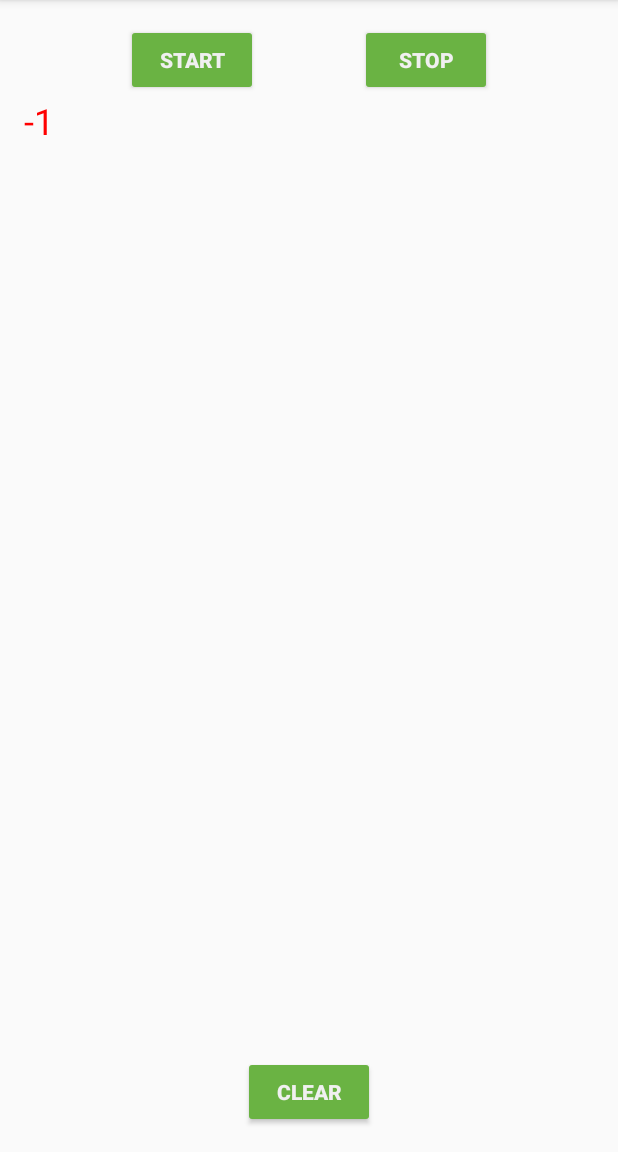
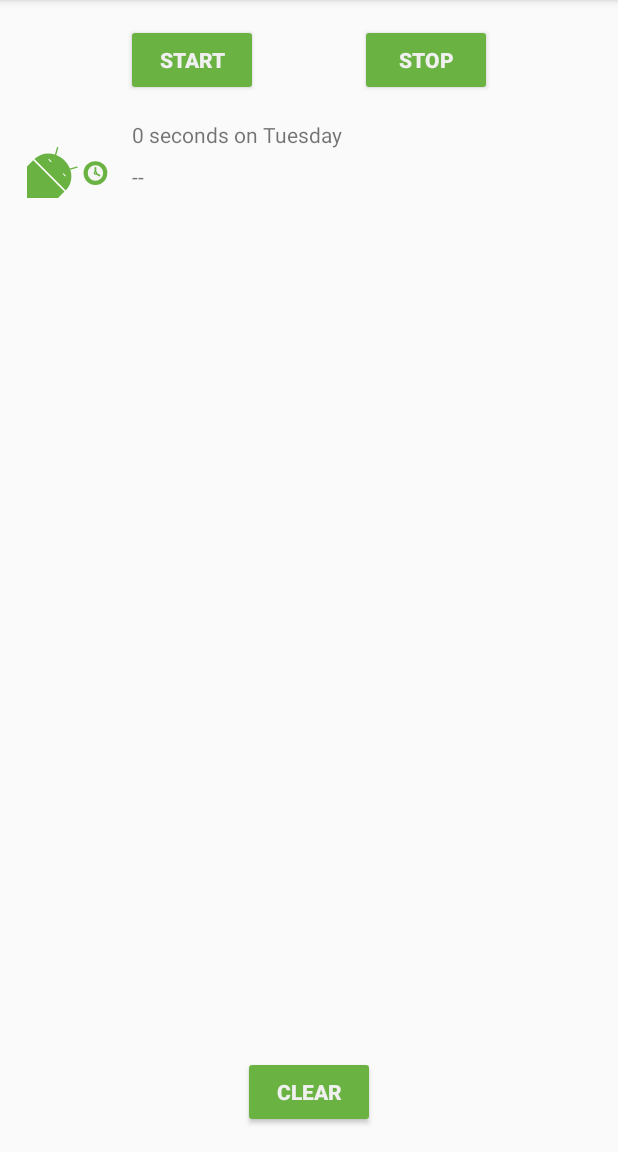
Before and after one commit to ogipogi/7.2-RecyclerViewFundamentals, an Android app: the screen it shows after launch (MainActivity), after a tap on "START", on a phone screen of 412 x 824 dp, the part 84-1236 px from its top. Run offline under Robolectric (Android 15) with nearby library versions, the phone set to English and light mode, and no system bars; our stand-ins replace Room's generated code, data binding; Roboto replaces fonts that are not available here; 3 statements that could not run were skipped.

Commit message:
5. Task: Create a ViewHolder for all the sleep data

```diff
--- a/app/src/main/java/com/example/android/trackmysleepquality/Util.kt
+++ b/app/src/main/java/com/example/android/trackmysleepquality/Util.kt
@@ -25,31 +25,31 @@ import android.widget.TextView
 import androidx.recyclerview.widget.RecyclerView
 import com.example.android.trackmysleepquality.database.SleepNight
 import java.text.SimpleDateFormat
-//import java.util.concurrent.TimeUnit
-//import java.util.*
+import java.util.concurrent.TimeUnit
+import java.util.*
 
 
-//private val ONE_MINUTE_MILLIS = TimeUnit.MILLISECONDS.convert(1, TimeUnit.MINUTES)
-//private val ONE_HOUR_MILLIS = TimeUnit.MILLISECONDS.convert(1, TimeUnit.HOURS)
+private val ONE_MINUTE_MILLIS = TimeUnit.MILLISECONDS.convert(1, TimeUnit.MINUTES)
+private val ONE_HOUR_MILLIS = TimeUnit.MILLISECONDS.convert(1, TimeUnit.HOURS)
 
-//fun convertDurationToFormatted(startTimeMilli: Long, endTimeMilli: Long, res: Resources): String {
-//    val durationMilli = endTimeMilli - startTimeMilli
-//    val weekdayString = SimpleDateFormat("EEEE", Locale.getDefault()).format(startTimeMilli)
-//    return when {
-//        durationMilli < ONE_MINUTE_MILLIS -> {
-//            val seconds = TimeUnit.SECONDS.convert(durationMilli, TimeUnit.MILLISECONDS)
-//            res.getString(R.string.seconds_length, seconds, weekdayString)
-//        }
-//        durationMilli < ONE_HOUR_MILLIS -> {
-//            val minutes = TimeUnit.MINUTES.convert(durationMilli, TimeUnit.MILLISECONDS)
-//            res.getString(R.string.minutes_length, minutes, weekdayString)
-//        }
-//        else -> {
-//            val hours = TimeUnit.HOURS.convert(durationMilli, TimeUnit.MILLISECONDS)
-//            res.getString(R.string.hours_length, hours, weekdayString)
-//        }
-//    }
-//}
+fun convertDurationToFormatted(startTimeMilli: Long, endTimeMilli: Long, res: Resources): String {
+    val durationMilli = endTimeMilli - startTimeMilli
+    val weekdayString = SimpleDateFormat("EEEE", Locale.getDefault()).format(startTimeMilli)
+    return when {
+        durationMilli < ONE_MINUTE_MILLIS -> {
+            val seconds = TimeUnit.SECONDS.convert(durationMilli, TimeUnit.MILLISECONDS)
+            res.getString(R.string.seconds_length, seconds, weekdayString)
+        }
+        durationMilli < ONE_HOUR_MILLIS -> {
+            val minutes = TimeUnit.MINUTES.convert(durationMilli, TimeUnit.MILLISECONDS)
+            res.getString(R.string.minutes_length, minutes, weekdayString)
+        }
+        else -> {
+            val hours = TimeUnit.HOURS.convert(durationMilli, TimeUnit.MILLISECONDS)
+            res.getString(R.string.hours_length, hours, weekdayString)
+        }
+    }
+}
 
 
 
--- a/app/src/main/java/com/example/android/trackmysleepquality/sleeptracker/SleepNightAdapter.kt
+++ b/app/src/main/java/com/example/android/trackmysleepquality/sleeptracker/SleepNightAdapter.kt
@@ -2,14 +2,18 @@ package com.example.android.trackmysleepquality.sleeptracker
 
 import android.graphics.Color
 import android.view.LayoutInflater
+import android.view.View
 import android.view.ViewGroup
+import android.widget.ImageView
 import android.widget.TextView
 import androidx.recyclerview.widget.RecyclerView
 import com.example.android.trackmysleepquality.R
 import com.example.android.trackmysleepquality.TextItemViewHolder
+import com.example.android.trackmysleepquality.convertDurationToFormatted
+import com.example.android.trackmysleepquality.convertNumericQualityToString
 import com.example.android.trackmysleepquality.database.SleepNight
 
-class SleepNightAdapter : RecyclerView.Adapter<TextItemViewHolder>() {
+class SleepNightAdapter: RecyclerView.Adapter<ViewHolder>() {
 
     var data = listOf<SleepNight>()
         set(value) {
@@ -17,25 +21,37 @@ class SleepNightAdapter : RecyclerView.Adapter<TextItemViewHolder>() {
             notifyDataSetChanged()
         }
 
-    override fun onCreateViewHolder(parent: ViewGroup, viewType: Int): TextItemViewHolder {
+    override fun onCreateViewHolder(parent: ViewGroup, viewType: Int): ViewHolder {
         val layoutInflater = LayoutInflater.from(parent.context)
-        val view = layoutInflater
-                .inflate(R.layout.text_item_view, parent, false) as TextView
-        return TextItemViewHolder(view)
+        val view = layoutInflater.inflate(R.layout.list_item_sleep_night, parent, false)
+        return ViewHolder(view)
     }
 
     override fun getItemCount() = data.size
 
 
-    override fun onBindViewHolder(holder: TextItemViewHolder, position: Int) {
+    override fun onBindViewHolder(holder: ViewHolder, position: Int) {
         val item = data[position]
-        if (item.sleepQuality <= 1) {
-            holder.textView.setTextColor(Color.RED) // red
-        } else {
-            // reset
-            holder.textView.setTextColor(Color.BLACK) // black
-        }
-        holder.textView.text = item.sleepQuality.toString()
+        val res = holder.itemView.context.resources
+        holder.sleepLength.text = convertDurationToFormatted(item.startTimeMilli, item.endTimeMilli, res)
+        holder.quality.text= convertNumericQualityToString(item.sleepQuality, res)
+        holder.qualityImage.setImageResource(when (item.sleepQuality) {
+            0 -> R.drawable.ic_sleep_0
+            1 -> R.drawable.ic_sleep_1
+            2 -> R.drawable.ic_sleep_2
+            3 -> R.drawable.ic_sleep_3
+            4 -> R.drawable.ic_sleep_4
+            5 -> R.drawable.ic_sleep_5
+            else -> R.drawable.ic_sleep_active
+        })
     }
 
 }
+
+class ViewHolder(itemView: View) : RecyclerView.ViewHolder(itemView){
+    val sleepLength: TextView = itemView.findViewById(R.id.sleep_length)
+    val quality: TextView = itemView.findViewById(R.id.quality_string)
+    val qualityImage: ImageView = itemView.findViewById(R.id.quality_image)
+
+
+}
--- /dev/null
+++ b/app/src/main/res/layout/list_item_sleep_night.xml
@@ -0,0 +1,42 @@
+<?xml version="1.0" encoding="utf-8"?>
+<androidx.constraintlayout.widget.ConstraintLayout xmlns:android="http://schemas.android.com/apk/res/android"
+    xmlns:app="http://schemas.android.com/apk/res-auto"
+    xmlns:tools="http://schemas.android.com/tools"
+    android:layout_width="match_parent"
+    android:layout_height="wrap_content">
+
+    <ImageView
+        android:id="@+id/quality_image"
+        android:layout_width="@dimen/icon_size"
+        android:layout_height="60dp"
+        android:layout_marginStart="16dp"
+        android:layout_marginTop="8dp"
+        android:layout_marginBottom="8dp"
+        app:layout_constraintBottom_toBottomOf="parent"
+        app:layout_constraintStart_toStartOf="parent"
+        app:layout_constraintTop_toTopOf="parent"
+        tools:srcCompat="@drawable/ic_sleep_5" />
+
+    <TextView
+        android:id="@+id/sleep_length"
+        android:layout_width="0dp"
+        android:layout_height="20dp"
+        android:layout_marginStart="8dp"
+        android:layout_marginTop="8dp"
+        android:layout_marginEnd="16dp"
+        app:layout_constraintEnd_toEndOf="parent"
+        app:layout_constraintStart_toEndOf="@+id/quality_image"
+        app:layout_constraintTop_toTopOf="@+id/quality_image"
+        tools:text="Wednesday" />
+
+    <TextView
+        android:id="@+id/quality_string"
+        android:layout_width="0dp"
+        android:layout_height="20dp"
+        android:layout_marginTop="8dp"
+        app:layout_constraintEnd_toEndOf="@+id/sleep_length"
+        app:layout_constraintHorizontal_bias="0.0"
+        app:layout_constraintStart_toStartOf="@+id/sleep_length"
+        app:layout_constraintTop_toBottomOf="@+id/sleep_length"
+        tools:text="Excellent!!!" />
+</androidx.constraintlayout.widget.ConstraintLayout>
```
